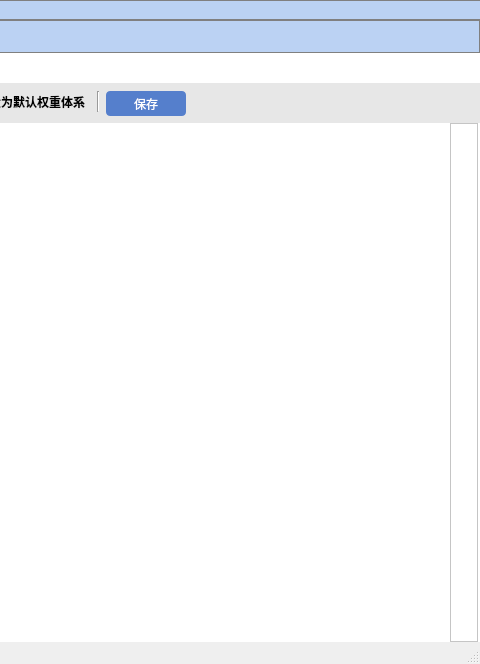
basiABC/evaluation, file mainwindow.ui: the form before one commit; both pictures show x 556 to 1036 and y 0 to 664 of the 1036 by 664 pixel window.
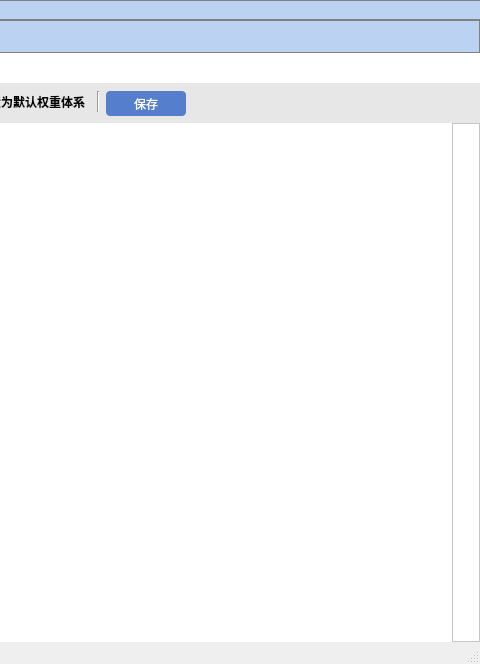
The form after the commit. The open tabs and pages were chosen to show the change. Icons and pictures are not drawn.

```diff
--- a/mainwindow.ui
+++ b/mainwindow.ui
@@ -1150,6 +1150,23 @@
 }
 </string>
                  </property>
+                 <layout class="QHBoxLayout" name="horizontalLayout_9">
+                  <property name="spacing">
+                   <number>0</number>
+                  </property>
+                  <property name="leftMargin">
+                   <number>0</number>
+                  </property>
+                  <property name="topMargin">
+                   <number>0</number>
+                  </property>
+                  <property name="rightMargin">
+                   <number>0</number>
+                  </property>
+                  <property name="bottomMargin">
+                   <number>0</number>
+                  </property>
+                  <item>
                  <widget class="QWidget" name="zhuan_tree_display" native="true">
                   <property name="geometry">
                    <rect>
@@ -1175,15 +1192,42 @@
                    <string notr="true"/>
                   </property>
                  </widget>
+                  </item>
+                  <item>
+                   <widget class="QStackedWidget" name="zhuan_weight_display_st">
+                    <property name="sizePolicy">
+                     <sizepolicy hsizetype="Expanding" vsizetype="Expanding">
+                      <horstretch>0</horstretch>
+                      <verstretch>0</verstretch>
+                     </sizepolicy>
+                    </property>
+                    <property name="styleSheet">
+                     <string notr="true"/>
+                    </property>
+                    <widget class="QWidget" name="page_5"/>
+                    <widget class="QWidget" name="page_6">
+                     <layout class="QHBoxLayout" name="horizontalLayout_11">
+                      <property name="spacing">
+                       <number>0</number>
+                      </property>
+                      <property name="leftMargin">
+                       <number>0</number>
+                      </property>
+                      <property name="topMargin">
+                       <number>0</number>
+                      </property>
+                      <property name="rightMargin">
+                       <number>0</number>
+                      </property>
+                      <property name="bottomMargin">
+                       <number>0</number>
+                      </property>
+                     </layout>
+                    </widget>
+                   </widget>
+                  </item>
+                  <item alignment="Qt::AlignmentFlag::AlignRight">
                  <widget class="QFrame" name="side_z_c_3">
-                  <property name="geometry">
-                   <rect>
-                    <x>806</x>
-                    <y>0</y>
-                    <width>28</width>
-                    <height>519</height>
-                   </rect>
-                  </property>
                   <property name="sizePolicy">
                    <sizepolicy hsizetype="Expanding" vsizetype="Expanding">
                     <horstretch>0</horstretch>
@@ -1203,45 +1247,8 @@
                    <enum>QFrame::Shadow::Raised</enum>
                   </property>
                  </widget>
-                 <widget class="QStackedWidget" name="zhuan_weight_display_st">
-                  <property name="geometry">
-                   <rect>
-                    <x>500</x>
-                    <y>0</y>
-                    <width>306</width>
-                    <height>519</height>
-                   </rect>
-                  </property>
-                  <property name="sizePolicy">
-                   <sizepolicy hsizetype="Expanding" vsizetype="Expanding">
-                    <horstretch>0</horstretch>
-                    <verstretch>0</verstretch>
-                   </sizepolicy>
-                  </property>
-                  <property name="styleSheet">
-                   <string notr="true"/>
-                  </property>
-                  <widget class="QWidget" name="page_5"/>
-                  <widget class="QWidget" name="page_6">
-                   <layout class="QHBoxLayout" name="horizontalLayout_11">
-                    <property name="spacing">
-                     <number>0</number>
-                    </property>
-                    <property name="leftMargin">
-                     <number>0</number>
-                    </property>
-                    <property name="topMargin">
-                     <number>0</number>
-                    </property>
-                    <property name="rightMargin">
-                     <number>0</number>
-                    </property>
-                    <property name="bottomMargin">
-                     <number>0</number>
-                    </property>
-                   </layout>
-                  </widget>
-                 </widget>
+                  </item>
+                 </layout>
                 </widget>
                </item>
               </layout>
```
Left out of the diff: 10 changed lines with no effect on the pictures. Lines whose indentation alone changed are shown as unchanged.
